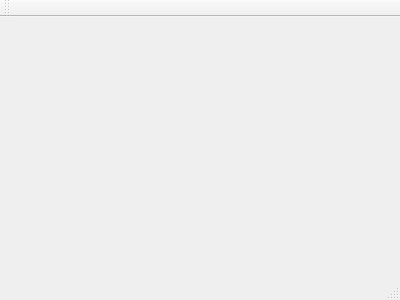
Above: mainwindow.ui from rsbtv/niiisk_exercise before the change. Below: the same form after it.
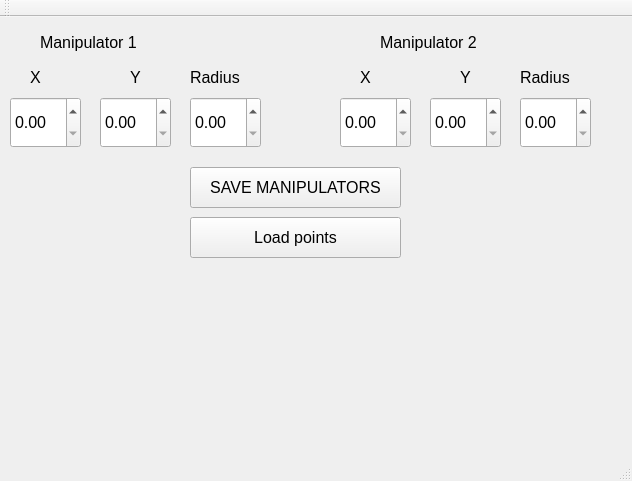
That is the form after the change.

The edit to the form file:
```diff
--- a/mainwindow.ui
+++ b/mainwindow.ui
@@ -1,24 +1,310 @@
 <ui version="4.0">
  <class>MainWindow</class>
- <widget class="QMainWindow" name="MainWindow" >
-  <property name="geometry" >
+ <widget class="QMainWindow" name="MainWindow">
+  <property name="geometry">
    <rect>
     <x>0</x>
     <y>0</y>
-    <width>400</width>
-    <height>300</height>
+    <width>632</width>
+    <height>481</height>
    </rect>
   </property>
   <property name="windowTitle" >
    <string>MainWindow</string>
   </property>
-  <widget class="QMenuBar" name="menuBar" />
-  <widget class="QToolBar" name="mainToolBar" />
-  <widget class="QWidget" name="centralWidget" />
-  <widget class="QStatusBar" name="statusBar" />
+  <widget class="QWidget" name="centralWidget">
+   <widget class="QDoubleSpinBox" name="doubleSpinBox_X">
+    <property name="geometry">
+     <rect>
+      <x>10</x>
+      <y>80</y>
+      <width>71</width>
+      <height>51</height>
+     </rect>
+    </property>
+    <property name="font">
+     <font>
+      <pointsize>12</pointsize>
+     </font>
+    </property>
+   </widget>
+   <widget class="QDoubleSpinBox" name="doubleSpinBox_Y">
+    <property name="geometry">
+     <rect>
+      <x>100</x>
+      <y>80</y>
+      <width>71</width>
+      <height>51</height>
+     </rect>
+    </property>
+    <property name="font">
+     <font>
+      <pointsize>12</pointsize>
+     </font>
+    </property>
+   </widget>
+   <widget class="QDoubleSpinBox" name="doubleSpinBox_Radius">
+    <property name="geometry">
+     <rect>
+      <x>190</x>
+      <y>80</y>
+      <width>71</width>
+      <height>51</height>
+     </rect>
+    </property>
+    <property name="font">
+     <font>
+      <pointsize>12</pointsize>
+     </font>
+    </property>
+   </widget>
+   <widget class="QLabel" name="label_X">
+    <property name="geometry">
+     <rect>
+      <x>30</x>
+      <y>50</y>
+      <width>16</width>
+      <height>21</height>
+     </rect>
+    </property>
+    <property name="font">
+     <font>
+      <pointsize>12</pointsize>
+     </font>
+    </property>
+    <property name="text">
+     <string>X</string>
+    </property>
+   </widget>
+   <widget class="QLabel" name="label_Y">
+    <property name="geometry">
+     <rect>
+      <x>130</x>
+      <y>50</y>
+      <width>16</width>
+      <height>21</height>
+     </rect>
+    </property>
+    <property name="font">
+     <font>
+      <pointsize>12</pointsize>
+     </font>
+    </property>
+    <property name="text">
+     <string>Y</string>
+    </property>
+   </widget>
+   <widget class="QLabel" name="label_Radius">
+    <property name="geometry">
+     <rect>
+      <x>190</x>
+      <y>50</y>
+      <width>71</width>
+      <height>21</height>
+     </rect>
+    </property>
+    <property name="font">
+     <font>
+      <pointsize>12</pointsize>
+     </font>
+    </property>
+    <property name="text">
+     <string>Radius</string>
+    </property>
+   </widget>
+   <widget class="QDoubleSpinBox" name="doubleSpinBox_X_2">
+    <property name="geometry">
+     <rect>
+      <x>340</x>
+      <y>80</y>
+      <width>71</width>
+      <height>51</height>
+     </rect>
+    </property>
+    <property name="font">
+     <font>
+      <pointsize>12</pointsize>
+     </font>
+    </property>
+   </widget>
+   <widget class="QLabel" name="label_Radius_2">
+    <property name="geometry">
+     <rect>
+      <x>520</x>
+      <y>50</y>
+      <width>71</width>
+      <height>21</height>
+     </rect>
+    </property>
+    <property name="font">
+     <font>
+      <pointsize>12</pointsize>
+     </font>
+    </property>
+    <property name="text">
+     <string>Radius</string>
+    </property>
+   </widget>
+   <widget class="QDoubleSpinBox" name="doubleSpinBox_Y_2">
+    <property name="geometry">
+     <rect>
+      <x>430</x>
+      <y>80</y>
+      <width>71</width>
+      <height>51</height>
+     </rect>
+    </property>
+    <property name="font">
+     <font>
+      <pointsize>12</pointsize>
+     </font>
+    </property>
+   </widget>
+   <widget class="QLabel" name="label_Y_2">
+    <property name="geometry">
+     <rect>
+      <x>460</x>
+      <y>50</y>
+      <width>16</width>
+      <height>21</height>
+     </rect>
+    </property>
+    <property name="font">
+     <font>
+      <pointsize>12</pointsize>
+     </font>
+    </property>
+    <property name="text">
+     <string>Y</string>
+    </property>
+   </widget>
+   <widget class="QLabel" name="label_X_2">
+    <property name="geometry">
+     <rect>
+      <x>360</x>
+      <y>50</y>
+      <width>16</width>
+      <height>21</height>
+     </rect>
+    </property>
+    <property name="font">
+     <font>
+      <pointsize>12</pointsize>
+     </font>
+    </property>
+    <property name="text">
+     <string>X</string>
+    </property>
+   </widget>
+   <widget class="QDoubleSpinBox" name="doubleSpinBox_Radius_2">
+    <property name="geometry">
+     <rect>
+      <x>520</x>
+      <y>80</y>
+      <width>71</width>
+      <height>51</height>
+     </rect>
+    </property>
+    <property name="font">
+     <font>
+      <pointsize>12</pointsize>
+     </font>
+    </property>
+   </widget>
+   <widget class="QPushButton" name="pushButton_SaveManupulators">
+    <property name="geometry">
+     <rect>
+      <x>190</x>
+      <y>150</y>
+      <width>211</width>
+      <height>41</height>
+     </rect>
+    </property>
+    <property name="font">
+     <font>
+      <pointsize>12</pointsize>
+     </font>
+    </property>
+    <property name="text">
+     <string>SAVE MANIPULATORS</string>
+    </property>
+   </widget>
+   <widget class="QLabel" name="label_Manipulator_1">
+    <property name="geometry">
+     <rect>
+      <x>40</x>
+      <y>10</y>
+      <width>181</width>
+      <height>31</height>
+     </rect>
+    </property>
+    <property name="font">
+     <font>
+      <pointsize>12</pointsize>
+     </font>
+    </property>
+    <property name="text">
+     <string>Manipulator 1</string>
+    </property>
+   </widget>
+   <widget class="QLabel" name="label_Manipulator_2">
+    <property name="geometry">
+     <rect>
+      <x>380</x>
+      <y>10</y>
+      <width>181</width>
+      <height>31</height>
+     </rect>
+    </property>
+    <property name="font">
+     <font>
+      <pointsize>12</pointsize>
+     </font>
+    </property>
+    <property name="text">
+     <string>Manipulator 2</string>
+    </property>
+   </widget>
+   <widget class="QPushButton" name="pushButton_LoadPoints">
+    <property name="geometry">
+     <rect>
+      <x>190</x>
+      <y>200</y>
+      <width>211</width>
+      <height>41</height>
+     </rect>
+    </property>
+    <property name="font">
+     <font>
+      <pointsize>12</pointsize>
+     </font>
+    </property>
+    <property name="text">
+     <string>Load points</string>
+    </property>
+   </widget>
+  </widget>
+  <widget class="QMenuBar" name="menuBar">
+   <property name="geometry">
+    <rect>
+     <x>0</x>
+     <y>0</y>
+     <width>632</width>
+     <height>25</height>
+    </rect>
+   </property>
+  </widget>
+  <widget class="QToolBar" name="mainToolBar">
+   <attribute name="toolBarArea">
+    <enum>TopToolBarArea</enum>
+   </attribute>
+   <attribute name="toolBarBreak">
+    <bool>false</bool>
+   </attribute>
+  </widget>
+  <widget class="QStatusBar" name="statusBar"/>
  </widget>
- <layoutDefault spacing="6" margin="11" />
- <pixmapfunction></pixmapfunction>
+ <layoutdefault spacing="6" margin="11"/>
  <resources/>
  <connections/>
 </ui>
```
Left out of the diff: 3 changed lines with no effect on the pictures.
